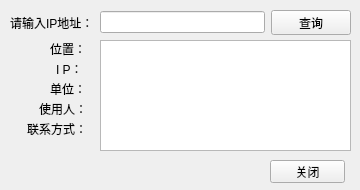
Before: the Qt Designer form ui_mainwindow.ui in hefeiqiuyu/python, drawn with Qt 5.
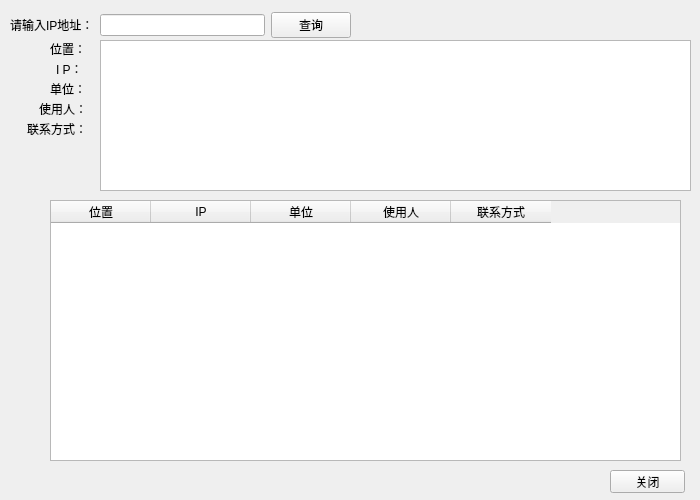
After: the same form once the commit is applied.

What changed in the file:
```diff
--- a/ui_mainwindow.ui
+++ b/ui_mainwindow.ui
@@ -6,8 +6,8 @@
    <rect>
     <x>0</x>
     <y>0</y>
-    <width>360</width>
-    <height>190</height>
+    <width>700</width>
+    <height>500</height>
    </rect>
   </property>
   <property name="sizePolicy">
@@ -18,14 +18,14 @@
   </property>
   <property name="minimumSize">
    <size>
-    <width>360</width>
-    <height>190</height>
+    <width>700</width>
+    <height>500</height>
    </size>
   </property>
   <property name="maximumSize">
    <size>
-    <width>360</width>
-    <height>190</height>
+    <width>700</width>
+    <height>500</height>
    </size>
   </property>
   <property name="windowTitle">
@@ -40,8 +40,8 @@
      <rect>
       <x>100</x>
       <y>40</y>
-      <width>251</width>
-      <height>111</height>
+      <width>591</width>
+      <height>151</height>
      </rect>
     </property>
    </widget>
@@ -51,7 +51,7 @@
       <x>10</x>
       <y>10</y>
       <width>341</width>
-      <height>25</height>
+      <height>30</height>
      </rect>
     </property>
     <layout class="QHBoxLayout" name="horizontalLayout">
@@ -77,8 +77,8 @@
    <widget class="QPushButton" name="pushButton_2">
     <property name="geometry">
      <rect>
-      <x>270</x>
-      <y>160</y>
+      <x>610</x>
+      <y>470</y>
       <width>75</width>
       <height>23</height>
      </rect>
@@ -152,6 +152,41 @@
      <string>联系方式：</string>
     </property>
    </widget>
+   <widget class="QTableWidget" name="tableWidget">
+    <property name="geometry">
+     <rect>
+      <x>50</x>
+      <y>200</y>
+      <width>631</width>
+      <height>261</height>
+     </rect>
+    </property>
+    <column>
+     <property name="text">
+      <string>位置</string>
+     </property>
+    </column>
+    <column>
+     <property name="text">
+      <string>IP</string>
+     </property>
+    </column>
+    <column>
+     <property name="text">
+      <string>单位</string>
+     </property>
+    </column>
+    <column>
+     <property name="text">
+      <string>使用人</string>
+     </property>
+    </column>
+    <column>
+     <property name="text">
+      <string>联系方式</string>
+     </property>
+    </column>
+   </widget>
   </widget>
  </widget>
  <resources/>
```
